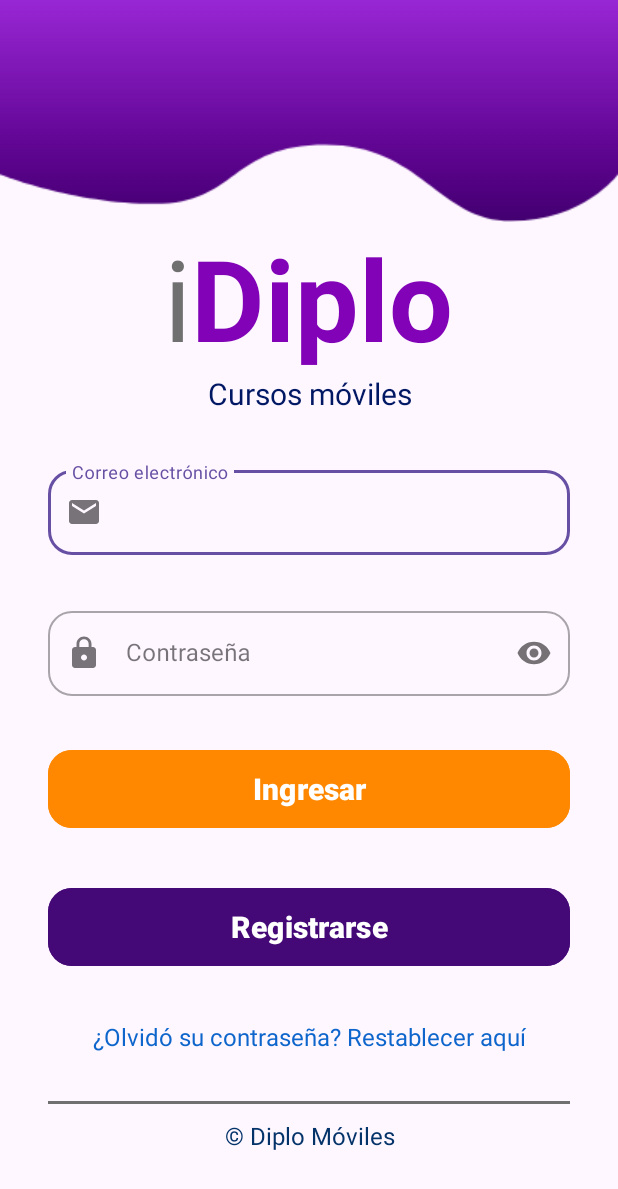
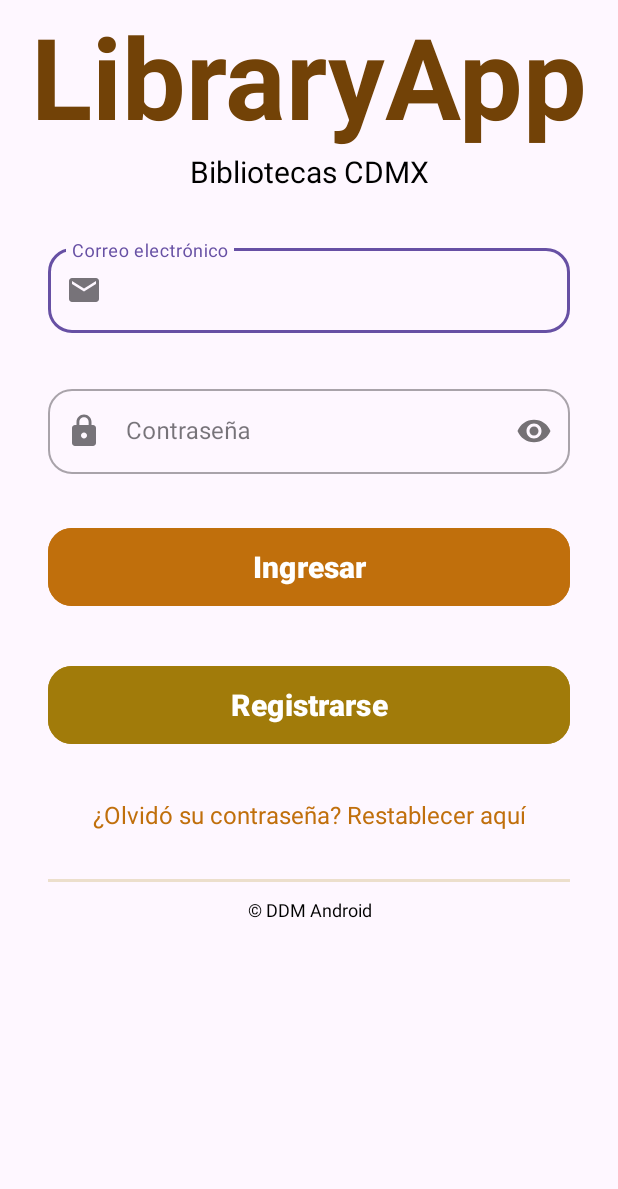
Before and after one commit to mapoy62/LibraryAPIVideo, an Android app: the screen it shows after launch (MainActivity), on a phone screen of 412 x 824 dp. Shown: the top 1189 px of the screen. Run offline under Robolectric (Android 15) with nearby library versions, the phone set to English and light mode, and no system bars; our stand-ins replace Firebase (no records; nobody signed in at launch, a user with empty details on screens opened directly).

Commit message:
Clean code

```diff
--- a/app/src/main/res/layout/fragment_book_detail.xml
+++ b/app/src/main/res/layout/fragment_book_detail.xml
@@ -133,7 +133,7 @@
                         android:layout_marginEnd="20dp"
                         android:background="@color/white">
 
-                        <fragment
+                        <androidx.fragment.app.FragmentContainerView
                             android:id="@+id/mapFragment"
                             android:name="com.google.android.gms.maps.SupportMapFragment"
                             android:layout_width="match_parent"
--- a/app/src/main/res/layout/fragment_books_list.xml
+++ b/app/src/main/res/layout/fragment_books_list.xml
@@ -29,7 +29,7 @@
         android:layout_height="wrap_content"
         android:layout_gravity="bottom"
         android:layout_margin="16dp"
-        android:text="Cerrar Sesión"
+        android:text="@string/cerrar_sesi_n"
         android:textColor="@color/white"
         android:backgroundTint="@color/black"
         android:padding="12dp" />
--- a/app/src/main/res/layout/fragment_login.xml
+++ b/app/src/main/res/layout/fragment_login.xml
@@ -25,7 +25,7 @@
                 android:id="@+id/imageView2"
                 android:layout_width="match_parent"
                 android:layout_height="wrap_content"
-                app:srcCompat="@drawable/top_background" />
+                android:contentDescription="@string/header_top" />
 
             <LinearLayout
                 android:layout_width="match_parent"
@@ -34,21 +34,12 @@
                 android:orientation="horizontal">
 
                 <TextView
-                    android:id="@+id/textView"
-                    android:layout_width="wrap_content"
-                    android:layout_height="wrap_content"
-
-                    android:text="i"
-                    android:textColor="#707070"
-                    android:textSize="75sp" />
-
-                <TextView
                     android:id="@+id/textView4"
                     android:layout_width="wrap_content"
                     android:layout_height="wrap_content"
 
-                    android:text="Diplo"
-                    android:textColor="#8102b7"
+                    android:text="@string/libraryapp"
+                    android:textColor="@color/fontTitle"
                     android:textSize="75sp"
                     android:textStyle="bold" />
             </LinearLayout>
@@ -57,9 +48,9 @@
                 android:id="@+id/textView5"
                 android:layout_width="match_parent"
                 android:layout_height="wrap_content"
-                android:text="Cursos móviles"
+                android:text="@string/bibliotecas_cdmx"
                 android:textAlignment="center"
-                android:textColor="#001764"
+                android:textColor="@color/black"
                 android:textSize="20sp" />
 
             <com.google.android.material.textfield.TextInputLayout
@@ -70,7 +61,7 @@
                 android:layout_marginStart="32dp"
                 android:layout_marginTop="32dp"
                 android:layout_marginEnd="32dp"
-                android:hint="Correo electrónico"
+                android:hint="@string/correo_electr_nico"
                 app:boxBackgroundMode="outline"
                 app:boxCornerRadiusBottomEnd="16dp"
                 app:boxCornerRadiusBottomStart="16dp"
@@ -94,7 +85,7 @@
                 android:layout_marginStart="32dp"
                 android:layout_marginTop="32dp"
                 android:layout_marginEnd="32dp"
-                android:hint="Contraseña"
+                android:hint="@string/contrase_a"
                 app:boxBackgroundMode="outline"
                 app:boxCornerRadiusBottomEnd="16dp"
                 app:boxCornerRadiusBottomStart="16dp"
@@ -118,10 +109,10 @@
                 android:layout_marginStart="32dp"
                 android:layout_marginTop="32dp"
                 android:layout_marginEnd="32dp"
-                android:backgroundTint="@android:color/holo_orange_dark"
-                android:text="Ingresar"
+                android:backgroundTint="@color/primaryBtn"
+                android:text="@string/ingresar"
                 android:textAllCaps="false"
-                android:textColor="#ffffff"
+                android:textColor="@color/white"
                 android:textSize="20sp"
                 android:textStyle="bold"
                 app:cornerRadius="16dp" />
@@ -133,10 +124,10 @@
                 android:layout_marginStart="32dp"
                 android:layout_marginTop="32dp"
                 android:layout_marginEnd="32dp"
-                android:backgroundTint="#440877"
-                android:text="Registrarse"
+                android:backgroundTint="@color/secBtn"
+                android:text="@string/registrarse"
                 android:textAllCaps="false"
-                android:textColor="#ffffff"
+                android:textColor="@color/white"
                 android:textSize="20sp"
                 android:textStyle="bold"
                 app:cornerRadius="16dp" />
@@ -148,9 +139,9 @@
                 android:layout_marginTop="32dp"
                 android:layout_marginStart="32dp"
                 android:layout_marginEnd="32dp"
-                android:text="¿Olvidó su contraseña? Restablecer aquí"
+                android:text="@string/contraseniaOlvidad"
                 android:textAlignment="center"
-                android:textColor="#0E66CC"
+                android:textColor="@color/primaryBtn"
                 android:textSize="16sp" />
 
             <View
@@ -161,7 +152,7 @@
                 android:layout_marginTop="32dp"
                 android:layout_marginEnd="32dp"
                 android:layout_marginBottom="10dp"
-                android:background="#707070" />
+                android:background="@color/brown" />
 
             <TextView
                 android:id="@+id/textView7"
@@ -170,10 +161,10 @@
                 android:layout_marginStart="32dp"
                 android:layout_marginEnd="32dp"
                 android:layout_marginBottom="32dp"
-                android:text="© Diplo Móviles"
+                android:text="@string/ddm_android"
                 android:textAlignment="center"
-                android:textColor="#04336a"
-                android:textSize="16sp" />
+                android:textColor="@color/black"
+                android:textSize="12sp" />
         </LinearLayout>
     </ScrollView>
 
--- a/app/src/main/res/values/colors.xml
+++ b/app/src/main/res/values/colors.xml
@@ -7,4 +7,7 @@
     <color name="brownElement">#EAE4DD</color>
     <color name="fontColor">#4A4947</color>
     <color name="bgSplashScreen">#203339</color>
+    <color name="fontTitle">#724207</color>
+    <color name="primaryBtn">#C06F0C</color>
+    <color name="secBtn">#A17B0A</color>
 </resources>
--- a/app/src/main/res/values/strings.xml
+++ b/app/src/main/res/values/strings.xml
@@ -10,4 +10,14 @@
     <string name="editorial">Editorial: %1$s</string>
     <string name="publicacion">Fecha de publicación: %1$s</string>
     <string name="NA">N/A</string>
+    <string name="cerrar_sesi_n">Cerrar Sesión</string>
+    <string name="libraryapp">LibraryApp</string>
+    <string name="bibliotecas_cdmx">Bibliotecas CDMX</string>
+    <string name="correo_electr_nico">Correo electrónico</string>
+    <string name="contrase_a">Contraseña</string>
+    <string name="ingresar">Ingresar</string>
+    <string name="registrarse">Registrarse</string>
+    <string name="ddm_android">© DDM Android</string>
+    <string name="contraseniaOlvidad">¿Olvidó su contraseña? Restablecer aquí</string>
+    <string name="header_top">Missing header top</string>
 </resources>
```
